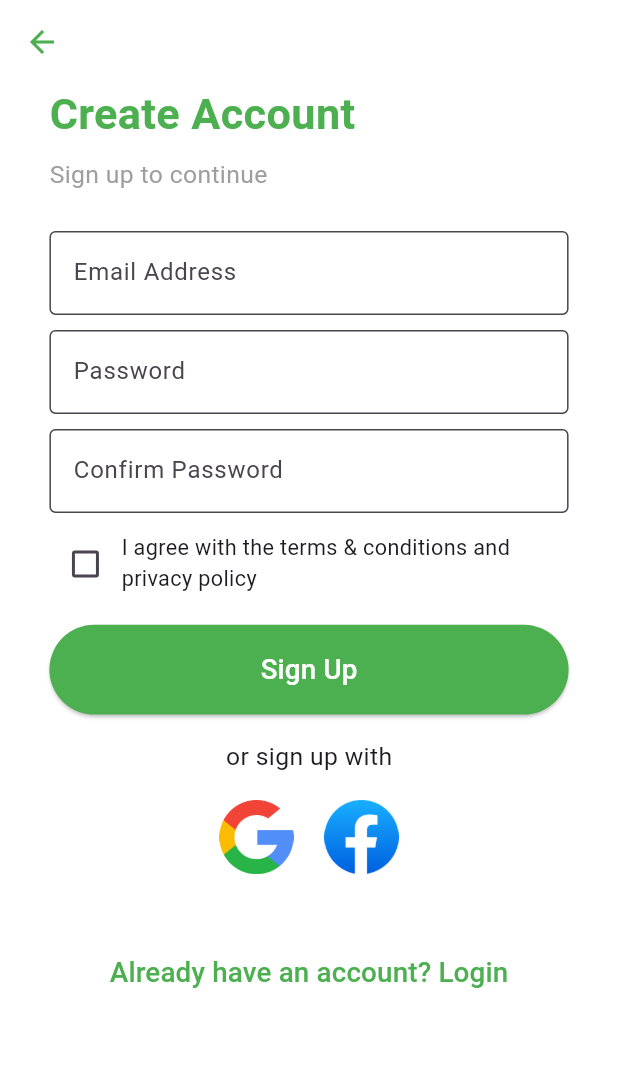
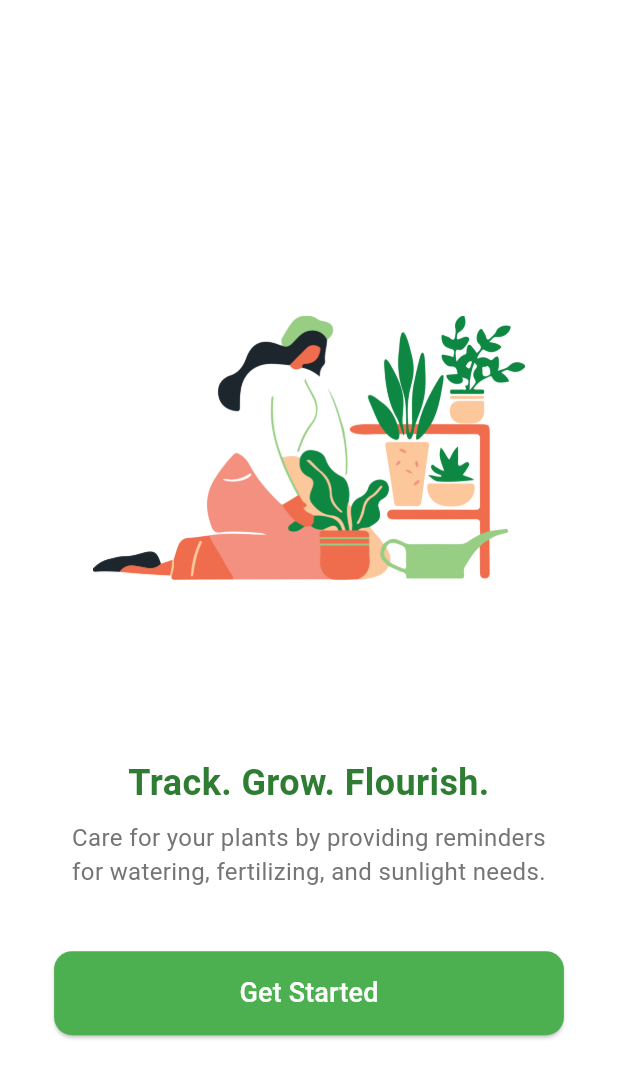
Before and after one commit to maggiieee1/mobappdev_final_project, a Flutter app: the SignUpPage screen opened directly, after a tap on "Sign Up", on a phone screen of 412 x 824 dp. Shown: the top 1078 px of the screen. Run offline on Flutter 3.47's test engine with Material 3 defaults, Android fonts, the phone set to English and light mode, and no system bars.

Commit message:
added first landing page and home screen

```diff
--- /dev/null
+++ b/lib/firstLanding_page.dart
@@ -0,0 +1,71 @@
+import 'package:flutter/material.dart';
+import 'home_screen.dart';
+class FirstLandingPage extends StatelessWidget {
+  @override
+  Widget build(BuildContext context) {
+    double screenWidth = MediaQuery.of(context).size.width;
+    double screenHeight = MediaQuery.of(context).size.height;
+
+    return Scaffold(
+      backgroundColor: Colors.white,
+      body: Center(
+        child: Column(
+          mainAxisAlignment: MainAxisAlignment.center,
+          children: [
+            Image.asset(
+              'assets/FLanding.png',
+              width: screenWidth * 0.7,
+              height: screenHeight * 0.4,
+              fit: BoxFit.contain,
+            ),
+            SizedBox(height: screenHeight * 0.05),
+            Text(
+              "Track. Grow. Flourish.",
+              style: TextStyle(
+                fontSize: 24,
+                fontWeight: FontWeight.bold,
+                color: Colors.green[800],
+              ),
+              textAlign: TextAlign.center,
+            ),
+            SizedBox(height: screenHeight * 0.01),
+            Text(
+              "Care for your plants by providing reminders\nfor watering, fertilizing, and sunlight needs.",
+              style: TextStyle(
+                fontSize: 16,
+                color: Colors.grey[600],
+              ),
+              textAlign: TextAlign.center,
+            ),
+            SizedBox(height: screenHeight * 0.05),
+            ElevatedButton(
+              onPressed: () {
+                Navigator.pushReplacement(
+                  context,
+                  MaterialPageRoute(builder: (context) => HomeScreen()),
+                );
+              },
+              style: ElevatedButton.styleFrom(
+                backgroundColor: Colors.green,
+                shape: RoundedRectangleBorder(
+                  borderRadius: BorderRadius.circular(12),
+                ),
+                padding: EdgeInsets.symmetric(
+                  horizontal: screenWidth * 0.3,
+                  vertical: 15,
+                ),
+              ),
+              child: Text(
+                "Get Started",
+                style: TextStyle(
+                  fontSize: 18,
+                  color: Colors.white,
+                ),
+              ),
+            ),
+          ],
+        ),
+      ),
+    );
+  }
+}
--- a/lib/main.dart
+++ b/lib/main.dart
@@ -1,6 +1,6 @@
 import 'package:flutter/material.dart';
-import 'splash_screen.dart';  // Import Splash Screen
-import 'landing_page.dart';  // Import Landing Page
+import 'splash_screen.dart';
+import 'landing_page.dart';
 
 void main() {
   runApp(SproutlyApp());
--- a/lib/signup_page.dart
+++ b/lib/signup_page.dart
@@ -1,4 +1,5 @@
 import 'package:flutter/material.dart';
+import 'firstLanding_page.dart';
 
 class SignUpPage extends StatelessWidget {
   @override
@@ -7,7 +8,7 @@ class SignUpPage extends StatelessWidget {
     double screenHeight = MediaQuery.of(context).size.height;
 
     return Scaffold(
-      backgroundColor: Colors.white, // Ensures white background
+      backgroundColor: Colors.white,
       appBar: AppBar(
         leading: IconButton(
           icon: Icon(Icons.arrow_back, color: Colors.green),
@@ -44,7 +45,7 @@ class SignUpPage extends StatelessWidget {
                   Checkbox(
                     value: false,
                     onChanged: (value) {},
-                    activeColor: Colors.green, // Makes checkbox color match theme
+                    activeColor: Colors.green,
                   ),
                   Expanded(
                     child: Text(
@@ -62,7 +63,12 @@ class SignUpPage extends StatelessWidget {
                     backgroundColor: Colors.green,
                     padding: EdgeInsets.symmetric(vertical: screenHeight * 0.02),
                   ),
-                  onPressed: () {},
+                  onPressed: () {
+                    Navigator.pushReplacement(
+                      context,
+                      MaterialPageRoute(builder: (context) => FirstLandingPage()), // Navigate to FirstLandingPage
+                    );
+                  },
                   child: Text(
                     "Sign Up",
                     style: TextStyle(fontSize: screenWidth * 0.045, color: Colors.white),
@@ -106,7 +112,7 @@ class SignUpPage extends StatelessWidget {
           labelText: label,
           border: OutlineInputBorder(),
           filled: true,
-          fillColor: Colors.white, // Ensures input field is also pure white
+          fillColor: Colors.white,
         ),
       ),
     );
--- a/lib/splash_screen.dart
+++ b/lib/splash_screen.dart
@@ -1,5 +1,5 @@
 import 'package:flutter/material.dart';
-import 'landing_page.dart'; // Import Landing Page
+import 'landing_page.dart';
 
 class SplashScreen extends StatefulWidget {
   @override
@@ -30,7 +30,7 @@ class _SplashScreenState extends State<SplashScreen> {
           Center(
             child: Image.asset(
               'assets/sproutly.png',
-              width: screenWidth * 0.5, // Responsive image size
+              width: screenWidth * 0.5,
             ),
           ),
           SizedBox(height: 20),
```
Also changed, not shown: lib/home_screen.dart (added, +134 -0 lines), lib/landing_page.dart (+7 -7 lines), lib/login_page.dart (+8 -2 lines), pubspec.yaml (+7 -0 lines), assets/plant1.png (added), assets/plant2.png (added), assets/plant3.png (added), assets/user1.png (added), assets/user2.png (added), assets/user3.png (added).
